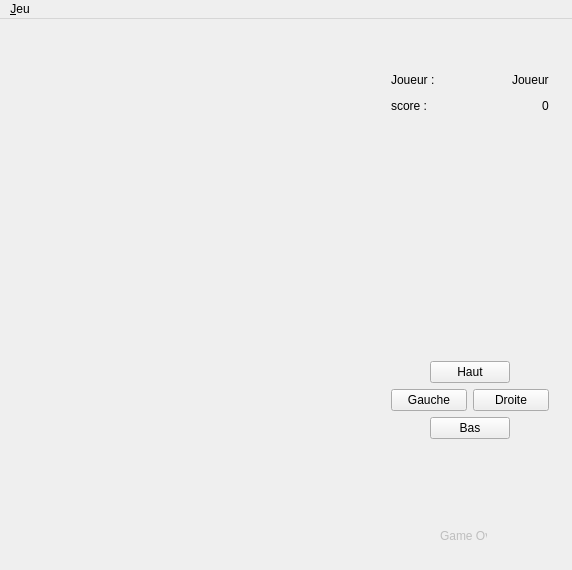
g-jouret/projetTetris, file mwtetris.ui: the form before one commit.
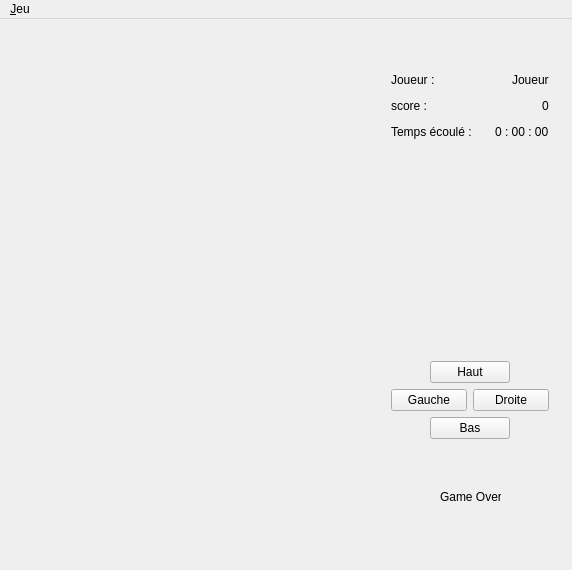
The form after the commit.

```diff
--- a/mwtetris.ui
+++ b/mwtetris.ui
@@ -92,6 +92,40 @@
        </item>
       </layout>
      </item>
+     <item>
+      <layout class="QHBoxLayout" name="horizontalLayout_6">
+       <item>
+        <widget class="QLabel" name="lbTimer">
+         <property name="text">
+          <string>Temps écoulé :</string>
+         </property>
+        </widget>
+       </item>
+       <item>
+        <spacer name="horizontalSpacer_7">
+         <property name="orientation">
+          <enum>Qt::Horizontal</enum>
+         </property>
+         <property name="sizeHint" stdset="0">
+          <size>
+           <width>40</width>
+           <height>20</height>
+          </size>
+         </property>
+        </spacer>
+       </item>
+       <item>
+        <widget class="QLabel" name="lbTime">
+         <property name="statusTip">
+          <string/>
+         </property>
+         <property name="text">
+          <string>0 : 00 : 00</string>
+         </property>
+        </widget>
+       </item>
+      </layout>
+     </item>
      <item>
       <spacer name="verticalSpacer">
        <property name="orientation">
@@ -243,62 +277,20 @@
    </widget>
    <widget class="QLabel" name="lbEnd">
     <property name="enabled">
-     <bool>false</bool>
+     <bool>true</bool>
     </property>
     <property name="geometry">
      <rect>
       <x>440</x>
-      <y>510</y>
-      <width>47</width>
-      <height>13</height>
+      <y>470</y>
+      <width>61</width>
+      <height>16</height>
      </rect>
     </property>
     <property name="text">
      <string>Game Over</string>
     </property>
    </widget>
-   <widget class="QWidget" name="">
-    <property name="geometry">
-     <rect>
-      <x>380</x>
-      <y>460</y>
-      <width>176</width>
-      <height>22</height>
-     </rect>
-    </property>
-    <layout class="QHBoxLayout" name="horizontalLayout_6">
-     <item>
-      <widget class="QLabel" name="lbTimer">
-       <property name="text">
-        <string>Temps écoulé :</string>
-       </property>
-      </widget>
-     </item>
-     <item>
-      <spacer name="horizontalSpacer_7">
-       <property name="orientation">
-        <enum>Qt::Horizontal</enum>
-       </property>
-       <property name="sizeHint" stdset="0">
-        <size>
-         <width>40</width>
-         <height>20</height>
-        </size>
-       </property>
-      </spacer>
-     </item>
-     <item>
-      <widget class="QLabel" name="lbTime">
-       <property name="statusTip">
-        <string/>
-       </property>
-       <property name="text">
-        <string>0 : 00 : 00</string>
-       </property>
-      </widget>
-     </item>
-    </layout>
-   </widget>
   </widget>
   <widget class="QMenuBar" name="menuBar">
    <property name="geometry">
```
